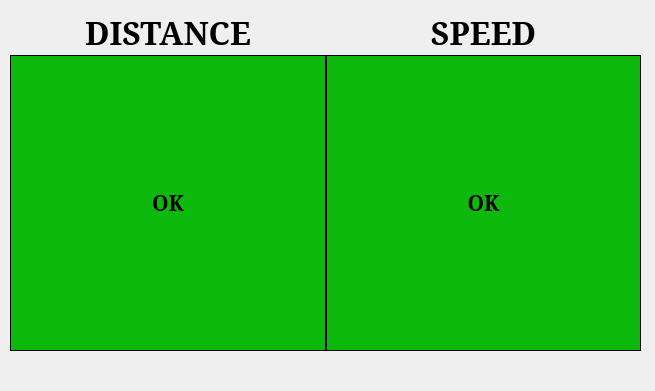
Old version of the form GUI/distanceView.ui in the repository kaisabr/tdt4140DevelopmentTeam3.
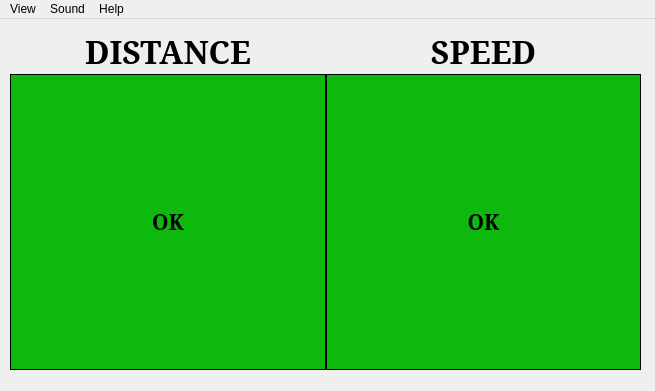
New version of the form.

```diff
--- a/GUI/distanceView.ui
+++ b/GUI/distanceView.ui
@@ -147,6 +147,28 @@
      <height>21</height>
     </rect>
    </property>
+   <widget class="QMenu" name="menuChange_view">
+    <property name="title">
+     <string>View</string>
+    </property>
+    <addaction name="actionSpeed_and_distance"/>
+    <addaction name="actionLight_mode"/>
+    <addaction name="actionRecent_messages"/>
+    <addaction name="actionQuit"/>
+   </widget>
+   <widget class="QMenu" name="menuSound">
+    <property name="title">
+     <string>Sound</string>
+    </property>
+   </widget>
+   <widget class="QMenu" name="menuHelp">
+    <property name="title">
+     <string>Help</string>
+    </property>
+   </widget>
+   <addaction name="menuChange_view"/>
+   <addaction name="menuSound"/>
+   <addaction name="menuHelp"/>
   </widget>
  </widget>
  <resources/>
```
Left out of the diff: 82 changed lines with no effect on the pictures.
